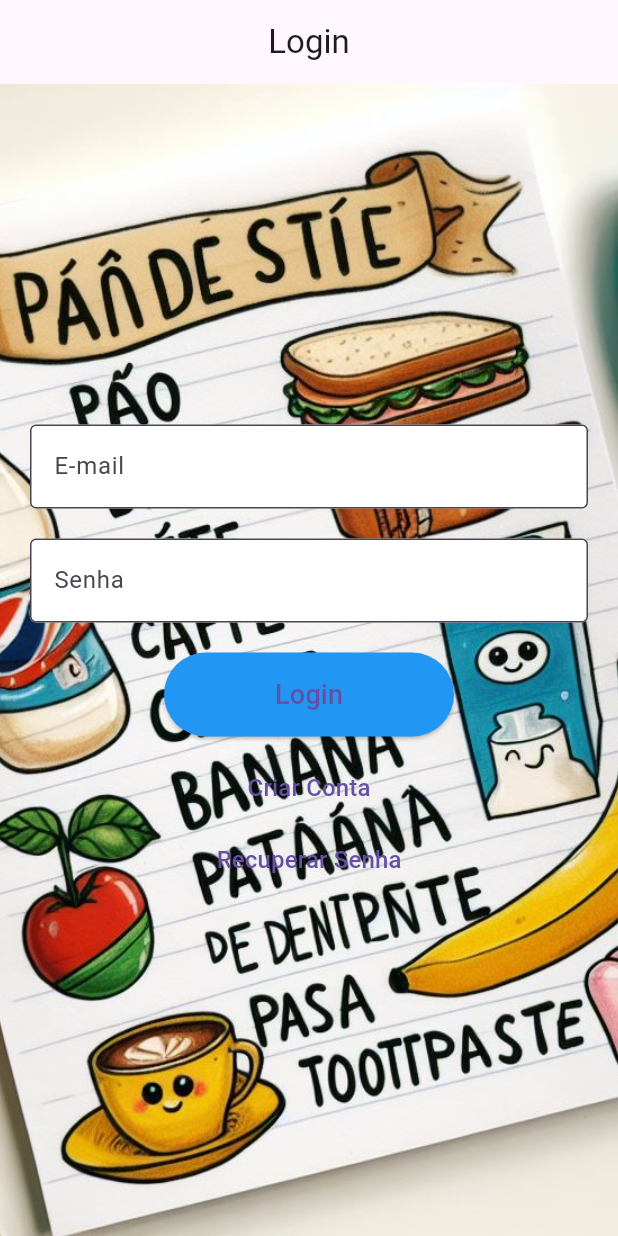
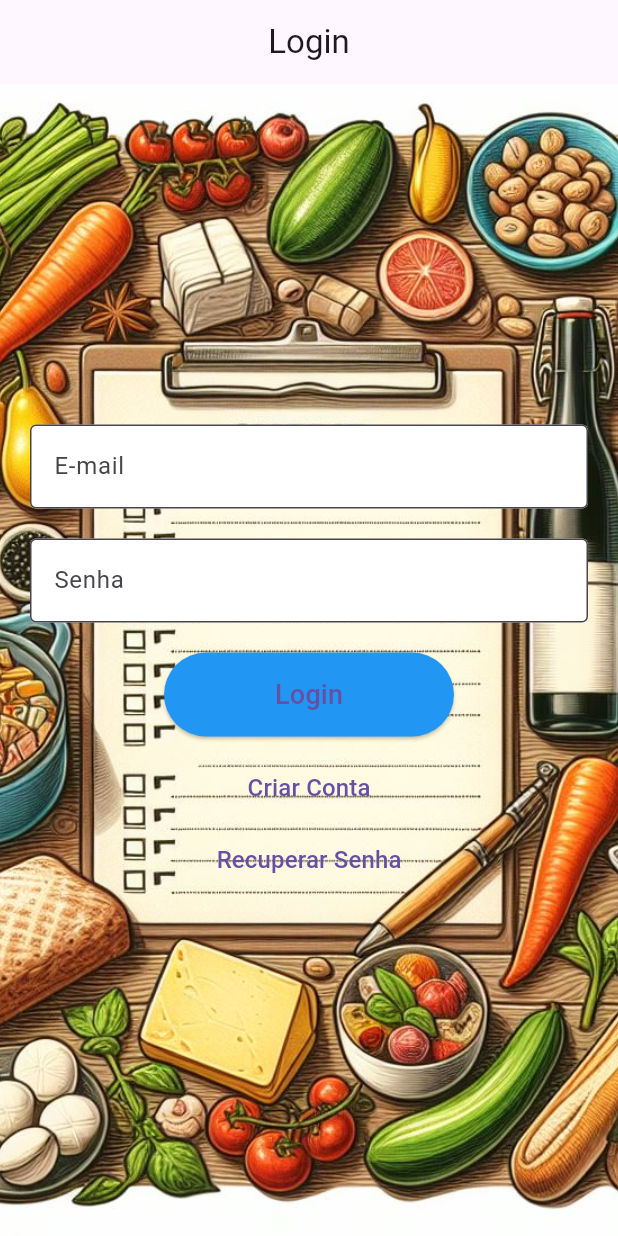
Before and after one commit to mattewsr/tarefalogin, a Flutter app: the screen it shows after launch, on a phone screen of 412 x 824 dp. Run offline on Flutter 3.47's test engine with Material 3 defaults, Android fonts, the light colour scheme and no system bars; our stand-ins replace device_preview, shared_preferences; generated files the repository leaves out were written again.

Commit message:
atualização

```diff
--- a/lib/view/login_view.dart
+++ b/lib/view/login_view.dart
@@ -80,7 +80,7 @@ class _LoginViewState extends State<LoginView> {
         children: [
           Positioned.fill(
             child: Image.asset(
-              'lib/imagens/A2IMG.jpg',
+              'lib/imagens/OIG4.jpeg',
               fit: BoxFit.cover, // Cobrir toda a tela com a imagem
             ),
           ),
--- a/pubspec.yaml
+++ b/pubspec.yaml
@@ -31,4 +31,4 @@ flutter:
   assets:
     # Add assets from the images directory to the application.
     - assets/images/
-    - lib/imagens/A2IMG.jpg
+    - lib/imagens/
```
Also changed, not shown: lib/imagens/OIG4.jpeg (added).
